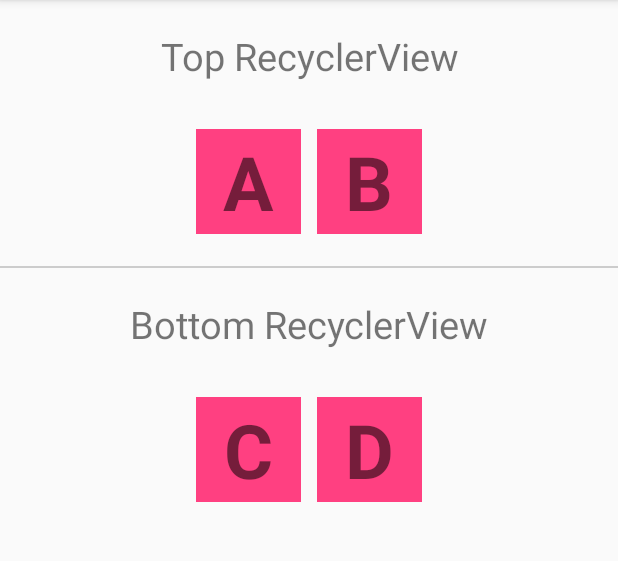
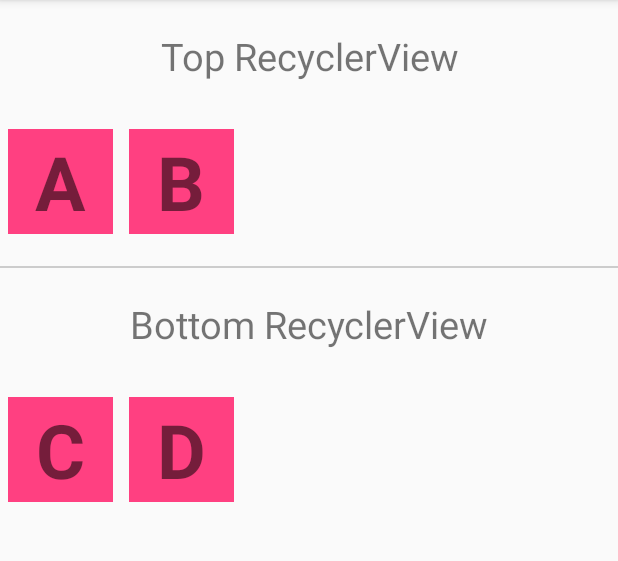
Before and after one commit to jkozh/DragDropTwoRecyclerViews, an Android app: the screen it shows after launch (MainActivity), on a phone screen of 412 x 824 dp, the part 84-645 px from its top. Run offline under Robolectric (Android 15) with nearby library versions, the phone set to English and light mode, and no system bars; our stand-ins replace ButterKnife.

```diff
--- a/app/build.gradle
+++ b/app/build.gradle
@@ -24,10 +24,10 @@ dependencies {
     androidTestCompile('com.android.support.test.espresso:espresso-core:2.2.2', {
         exclude group: 'com.android.support', module: 'support-annotations'
     })
-    compile 'com.android.support:appcompat-v7:25.1.1'
+    compile 'com.android.support:appcompat-v7:25.3.1'
     testCompile 'junit:junit:4.12'
-    compile 'com.android.support:appcompat-v7:25.1.1'
-    compile 'com.android.support:recyclerview-v7:25.1.1'
+    compile 'com.android.support:appcompat-v7:25.3.1'
+    compile 'com.android.support:recyclerview-v7:25.3.1'
     compile 'com.jakewharton:butterknife:8.5.1'
     annotationProcessor 'com.jakewharton:butterknife-compiler:8.5.1'
 }
--- a/app/src/main/java/com/example/julia/dragdroptworecyclerviews/ListAdapter.java
+++ b/app/src/main/java/com/example/julia/dragdroptworecyclerviews/ListAdapter.java
@@ -8,17 +8,23 @@ import android.view.LayoutInflater;
 import android.view.MotionEvent;
 import android.view.View;
 import android.view.ViewGroup;
+import android.widget.FrameLayout;
+import android.widget.TextView;
 
 import java.util.List;
 
-class ListAdapter extends RecyclerView.Adapter<ListViewHolder> {
+import butterknife.BindView;
+import butterknife.ButterKnife;
 
-    private List<String> mList;
-    private Listener mListener;
+class ListAdapter extends RecyclerView.Adapter<ListAdapter.ListViewHolder>
+        implements View.OnTouchListener {
+
+    private List<String> list;
+    private Listener listener;
 
     ListAdapter(List<String> list, Listener listener) {
-        this.mList = list;
-        this.mListener = listener;
+        this.list = list;
+        this.listener = listener;
     }
 
     @Override
@@ -30,47 +36,60 @@ class ListAdapter extends RecyclerView.Adapter<ListViewHolder> {
 
     @Override
     public void onBindViewHolder(ListViewHolder holder, int position) {
-        holder.text.setText(mList.get(position));
+        holder.text.setText(list.get(position));
         holder.frameLayout.setTag(position);
-        holder.frameLayout.setOnTouchListener(new View.OnTouchListener() {
+        holder.frameLayout.setOnTouchListener(this);
+        holder.frameLayout.setOnDragListener(new DragListener(listener));
+    }
+
+
     @Override
-            public boolean onTouch(View view, MotionEvent motionEvent) {
-                switch(motionEvent.getAction()){
+    public int getItemCount() {
+        return list.size();
+    }
+
+    @Override
+    public boolean onTouch(View v, MotionEvent event) {
+        switch (event.getAction()) {
             case MotionEvent.ACTION_DOWN:
                 ClipData data = ClipData.newPlainText("", "");
-                        View.DragShadowBuilder shadowBuilder = new View.DragShadowBuilder(view);
+                View.DragShadowBuilder shadowBuilder = new View.DragShadowBuilder(v);
                 if (Build.VERSION.SDK_INT >= Build.VERSION_CODES.N) {
-                            view.startDragAndDrop(data, shadowBuilder, view, 0);
+                    v.startDragAndDrop(data, shadowBuilder, v, 0);
                 } else {
-                            view.startDrag(data, shadowBuilder, view, 0);
+                    v.startDrag(data, shadowBuilder, v, 0);
                 }
                 return true;
         }
         return false;
     }
-        });
-        holder.frameLayout.setOnDragListener(new DragListener(mListener));
+
+    List<String> getList() {
+        return list;
+    }
+
+    void updateList(List<String> list) {
+        this.list = list;
     }
 
     DragListener getDragInstance() {
-        if (mListener != null) {
-            return new DragListener(mListener);
+        if (listener != null) {
+            return new DragListener(listener);
         } else {
             Log.e("ListAdapter", "Listener wasn't initialized!");
             return null;
         }
     }
 
-    @Override
-    public int getItemCount() {
-        return mList.size();
-    }
+    class ListViewHolder extends RecyclerView.ViewHolder {
+        @BindView(R.id.text)
+        TextView text;
+        @BindView(R.id.frame_layout_item)
+        FrameLayout frameLayout;
 
-    List<String> getList() {
-        return mList;
-    }
-
-    void updateList(List<String> list) {
-        mList = list;
+        ListViewHolder(View itemView) {
+            super(itemView);
+            ButterKnife.bind(this, itemView);
         }
     }
+}
--- a/app/src/main/java/com/example/julia/dragdroptworecyclerviews/ListViewHolder.java
+++ /dev/null
@@ -1,19 +0,0 @@
-package com.example.julia.dragdroptworecyclerviews;
-
-import android.support.v7.widget.RecyclerView;
-import android.view.View;
-import android.widget.FrameLayout;
-import android.widget.TextView;
-
-import butterknife.BindView;
-import butterknife.ButterKnife;
-
-class ListViewHolder extends RecyclerView.ViewHolder {
-    @BindView(R.id.text) TextView text;
-    @BindView(R.id.frame_layout_item) FrameLayout frameLayout;
-
-    ListViewHolder(View itemView) {
-        super(itemView);
-        ButterKnife.bind(this, itemView);
-    }
-}
--- a/app/src/main/java/com/example/julia/dragdroptworecyclerviews/Listener.java
+++ b/app/src/main/java/com/example/julia/dragdroptworecyclerviews/Listener.java
@@ -2,5 +2,6 @@ package com.example.julia.dragdroptworecyclerviews;
 
 interface Listener {
     void setEmptyListTop(boolean visibility);
+
     void setEmptyListBottom(boolean visibility);
 }
--- a/app/src/main/java/com/example/julia/dragdroptworecyclerviews/MainActivity.java
+++ b/app/src/main/java/com/example/julia/dragdroptworecyclerviews/MainActivity.java
@@ -1,7 +1,7 @@
 package com.example.julia.dragdroptworecyclerviews;
 
+import android.os.Bundle;
 import android.support.v7.app.AppCompatActivity;
-import android.os.Bundle;
 import android.support.v7.widget.LinearLayoutManager;
 import android.support.v7.widget.RecyclerView;
 import android.view.View;
@@ -15,52 +15,65 @@ import butterknife.ButterKnife;
 
 public class MainActivity extends AppCompatActivity implements Listener {
 
-    @BindView(R.id.recyclerview_top) RecyclerView recyclerViewTop;
-    @BindView(R.id.recyclerview_bottom) RecyclerView recyclerViewBottom;
-    @BindView(R.id.text_empty_list_top) TextView textEmptyListTop;
-    @BindView(R.id.text_empty_list_bottom) TextView textEmptyListBottom;
+    @BindView(R.id.rvTop)
+    RecyclerView rvTop;
+    @BindView(R.id.rvBottom)
+    RecyclerView rvBottom;
+    @BindView(R.id.tvEmptyListTop)
+    TextView tvEmptyListTop;
+    @BindView(R.id.tvEmptyListBottom)
+    TextView tvEmptyListBottom;
 
     @Override
     protected void onCreate(Bundle savedInstanceState) {
         super.onCreate(savedInstanceState);
         setContentView(R.layout.activity_main);
         ButterKnife.bind(this);
-        LinearLayoutManager layoutManagerTop = new LinearLayoutManager(this);
-        layoutManagerTop.setOrientation(LinearLayoutManager.HORIZONTAL);
-        LinearLayoutManager layoutManagerBottom = new LinearLayoutManager(this);
-        layoutManagerBottom.setOrientation(LinearLayoutManager.HORIZONTAL);
-        recyclerViewTop.setLayoutManager(layoutManagerTop);
-        recyclerViewBottom.setLayoutManager(layoutManagerBottom);
 
-        List<String> list = new ArrayList<>();
-        list.add("A");
-        list.add("B");
+        initTopRecyclerView();
+        initBottomRecyclerView();
 
-        ListAdapter mTopListAdapter = new ListAdapter(list, this);
-        recyclerViewTop.setAdapter(mTopListAdapter);
+        tvEmptyListTop.setVisibility(View.GONE);
+        tvEmptyListBottom.setVisibility(View.GONE);
+    }
 
-        List<String> list2 = new ArrayList<>();
-        list2.add("C");
-        list2.add("D");
+    private void initTopRecyclerView() {
+        rvTop.setLayoutManager(new LinearLayoutManager(
+                this, LinearLayoutManager.HORIZONTAL, false));
 
-        ListAdapter mBottomListAdapter = new ListAdapter(list2, this);
-        recyclerViewBottom.setAdapter(mBottomListAdapter);
+        List<String> topList = new ArrayList<>();
+        topList.add("A");
+        topList.add("B");
 
-        textEmptyListTop.setOnDragListener(mTopListAdapter.getDragInstance());
-        textEmptyListTop.setVisibility(View.GONE);
-        textEmptyListBottom.setOnDragListener(mTopListAdapter.getDragInstance());
-        textEmptyListBottom.setVisibility(View.GONE);
+        ListAdapter topListAdapter = new ListAdapter(topList, this);
+        rvTop.setAdapter(topListAdapter);
+        tvEmptyListTop.setOnDragListener(topListAdapter.getDragInstance());
+        rvTop.setOnDragListener(topListAdapter.getDragInstance());
+    }
+
+    private void initBottomRecyclerView() {
+        rvBottom.setLayoutManager(new LinearLayoutManager(
+                this, LinearLayoutManager.HORIZONTAL, false));
+
+        List<String> bottomList = new ArrayList<>();
+        bottomList.add("C");
+        bottomList.add("D");
+
+        ListAdapter bottomListAdapter = new ListAdapter(bottomList, this);
+        rvBottom.setAdapter(bottomListAdapter);
+        tvEmptyListBottom.setOnDragListener(bottomListAdapter.getDragInstance());
+        rvBottom.setOnDragListener(bottomListAdapter.getDragInstance());
     }
 
     @Override
     public void setEmptyListTop(boolean visibility) {
-        textEmptyListTop.setVisibility(visibility ? View.VISIBLE : View.GONE);
-        recyclerViewTop.setVisibility(visibility ? View.GONE : View.VISIBLE);
+        tvEmptyListTop.setVisibility(visibility ? View.VISIBLE : View.GONE);
+        rvTop.setVisibility(visibility ? View.GONE : View.VISIBLE);
     }
 
     @Override
     public void setEmptyListBottom(boolean visibility) {
-        textEmptyListBottom.setVisibility(visibility ? View.VISIBLE : View.GONE);
-        recyclerViewBottom.setVisibility(visibility ? View.GONE : View.VISIBLE);
+        tvEmptyListBottom.setVisibility(visibility ? View.VISIBLE : View.GONE);
+        rvBottom.setVisibility(visibility ? View.GONE : View.VISIBLE);
     }
 }
--- a/app/src/main/res/layout/activity_main.xml
+++ b/app/src/main/res/layout/activity_main.xml
@@ -16,7 +16,7 @@
         android:text="Top RecyclerView" />
 
     <TextView
-        android:id="@+id/text_empty_list_top"
+        android:id="@+id/tvEmptyListTop"
         android:layout_width="match_parent"
         android:layout_height="110dp"
         android:background="#cccccc"
@@ -26,8 +26,8 @@
         android:visibility="gone" />
 
     <android.support.v7.widget.RecyclerView
-        android:id="@+id/recyclerview_top"
-        android:layout_width="wrap_content"
+        android:id="@+id/rvTop"
+        android:layout_width="match_parent"
         android:layout_height="wrap_content"
         android:paddingTop="@dimen/activity_horizontal_margin"
         android:paddingBottom="@dimen/activity_horizontal_margin"/>
@@ -47,14 +47,14 @@
         android:text="Bottom RecyclerView" />
 
     <android.support.v7.widget.RecyclerView
-        android:id="@+id/recyclerview_bottom"
-        android:layout_width="wrap_content"
+        android:id="@+id/rvBottom"
+        android:layout_width="match_parent"
         android:layout_height="wrap_content"
         android:paddingTop="@dimen/activity_horizontal_margin"
         android:paddingBottom="@dimen/activity_horizontal_margin"/>
 
     <TextView
-        android:id="@+id/text_empty_list_bottom"
+        android:id="@+id/tvEmptyListBottom"
         android:layout_width="match_parent"
         android:layout_height="110dp"
         android:gravity="center"
--- a/build.gradle
+++ b/build.gradle
@@ -5,7 +5,7 @@ buildscript {
         jcenter()
     }
     dependencies {
-        classpath 'com.android.tools.build:gradle:2.2.3'
+        classpath 'com.android.tools.build:gradle:2.4.0-alpha7'
         classpath 'com.jakewharton:butterknife-gradle-plugin:8.5.1'
         // NOTE: Do not place your application dependencies here; they belong
         // in the individual module build.gradle files
```
Also changed, not shown: app/src/main/java/com/example/julia/dragdroptworecyclerviews/DragListener.java (+45 -41 lines), gradle/wrapper/gradle-wrapper.properties. Lines whose indentation alone changed are shown as unchanged.
